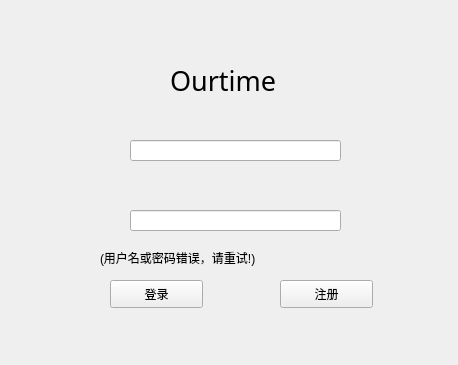
The window that OutTime/login.ui (agilelike/OurTime) describes before a commit, drawn with Qt 5.
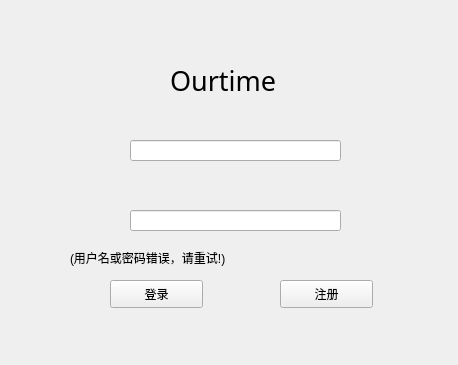
The same window after the commit. Icons and pictures are not drawn.

```diff
--- a/OutTime/login.ui
+++ b/OutTime/login.ui
@@ -116,9 +116,9 @@
   <widget class="QLabel" name="label_4">
    <property name="geometry">
     <rect>
-     <x>100</x>
+     <x>70</x>
      <y>250</y>
-     <width>271</width>
+     <width>321</width>
      <height>16</height>
     </rect>
    </property>
```
